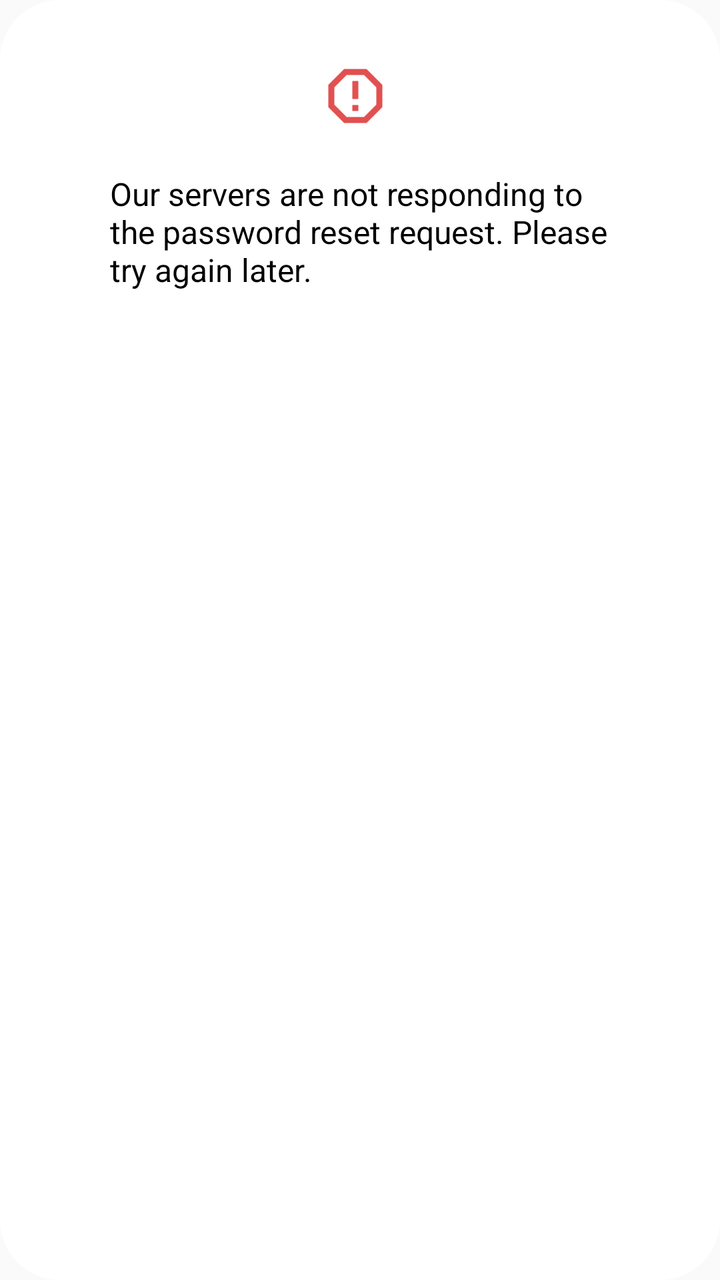
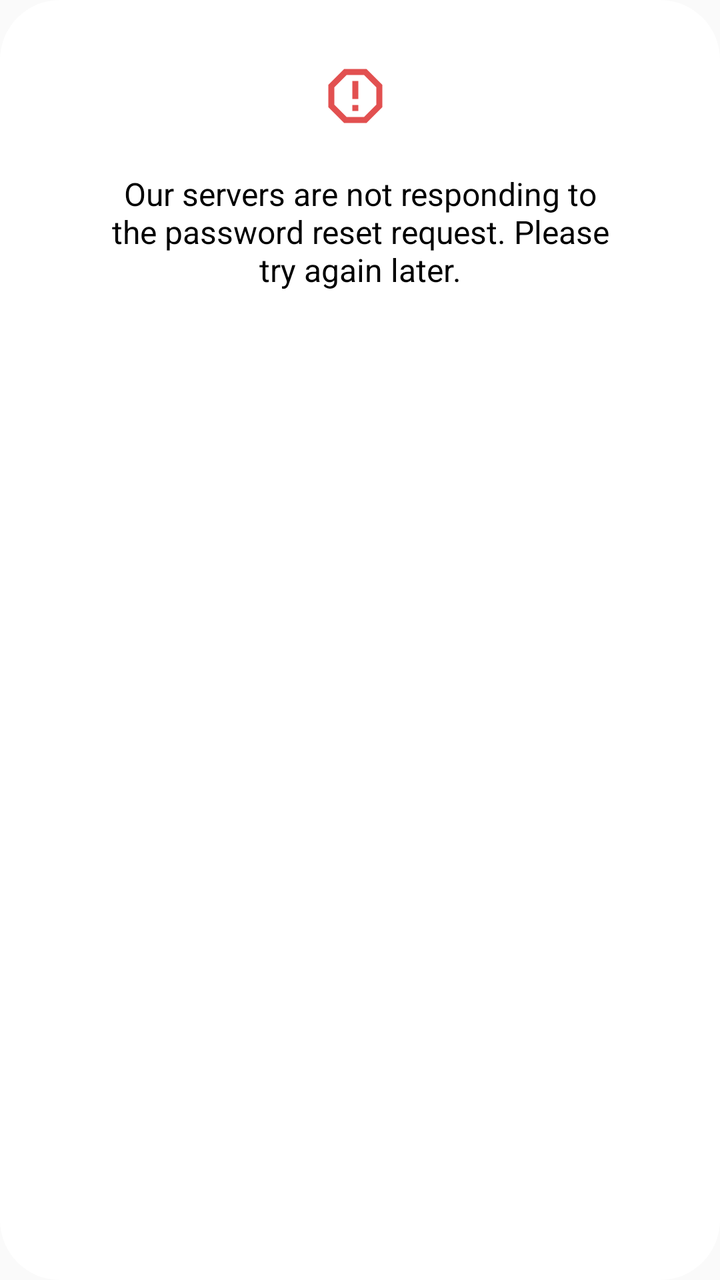

Before-and-after screenshots of an Android layout around one commit, followed by the original layout XML and the change that was made.
<!-- AndroidManifest.xml: application theme Theme.MyAppCompatTheme -->
<!-- res/layout/dialog_sifirlama_basarisiz.xml -->
<?xml version="1.0" encoding="utf-8"?>
<androidx.constraintlayout.widget.ConstraintLayout
    xmlns:android="http://schemas.android.com/apk/res/android"
    android:layout_width="wrap_content"
    android:layout_height="wrap_content"
    xmlns:app="http://schemas.android.com/apk/res-auto"
    android:layout_gravity="center"
    android:padding="20dp"
    android:background="@drawable/dialog_round_back_ground">

    <ImageButton
        android:id="@+id/ib_mail"
        android:layout_width="wrap_content"
        android:layout_height="wrap_content"
        android:src="@drawable/baseline_report_gmailerrorred_24"
        android:background="@color/cvBackground"
        android:padding="5dp"
        app:layout_constraintStart_toStartOf="parent"
        app:layout_constraintEnd_toEndOf="parent"
        app:layout_constraintTop_toTopOf="parent"
        android:layout_marginEnd="5dp"
        android:layout_marginTop="5dp"/>

    <TextView
        android:id="@+id/txt_reset_basarisiz"
        android:layout_width="250dp"
        android:layout_height="wrap_content"
        android:text="@string/txt_reset_basarisiz"
        android:textColor="@color/textColorPrimary"
        android:textSize="16sp"
        android:layout_marginStart="40dp"
        android:layout_marginEnd="40dp"
        android:layout_marginTop="15dp"
        app:layout_constraintEnd_toEndOf="parent"
        app:layout_constraintStart_toStartOf="parent"
        app:layout_constraintTop_toBottomOf="@id/ib_mail"/>

</androidx.constraintlayout.widget.ConstraintLayout>
<!-- resources referenced by this layout -->
<resources>
  <color name="cvBackground">#FFFFFF</color>
  <color name="textColorPrimary">#000000</color>
  <!-- drawable baseline_report_gmailerrorred_24 (drawable) -->
  <vector xmlns:android="http://schemas.android.com/apk/res/android"
      android:height="36dp"
      android:tint="#E25050"
      android:viewportHeight="24"
      android:viewportWidth="24"
      android:width="36dp">
        
      <path android:fillColor="@android:color/white" android:pathData="M15.73,3H8.27L3,8.27v7.46L8.27,21h7.46L21,15.73V8.27L15.73,3zM19,14.9L14.9,19H9.1L5,14.9V9.1L9.1,5h5.8L19,9.1V14.9z"/>
        
      <path android:fillColor="@android:color/white" android:pathData="M11,7h2v6h-2z"/>
        
      <path android:fillColor="@android:color/white" android:pathData="M11,15h2v2h-2z"/>
      
  </vector>
  <!-- drawable dialog_round_back_ground (drawable) -->
  <?xml version="1.0" encoding="utf-8"?>
  <shape xmlns:android="http://schemas.android.com/apk/res/android">
      <solid
          android:color="@color/cvBackground"/>
      <corners
          android:radius="30dp" />
      <padding
          android:left="10dp"
          android:top="10dp"
          android:right="10dp"
          android:bottom="10dp" />
  </shape>
  <string name="txt_reset_basarisiz">Our servers are not responding to the password reset request. Please try again later.</string>
  <style name="Theme.MyAppCompatTheme" parent="Theme.AppCompat.Light.NoActionBar">
          <item name="colorPrimary">@color/white</item>
          <item name="colorPrimaryDark">@color/white</item>
          <item name="colorAccent">@color/teal_700</item>
          <item name="android:windowLightStatusBar">true</item>
          <item name="colorControlHighlight">@color/ripple_color</item>
          <item name="searchViewStyle">@style/Widget.AppCompat.SearchView</item>
      </style>
  <color name="white">#FFFFFFFF</color>
  <color name="teal_700">#FF018786</color>
  <color name="ripple_color">#DCDCDC</color>
</resources>

<!-- the commit's change to res/layout/dialog_sifirlama_basarisiz.xml (unified diff, before → after) -->
@@ -28,6 +28,7 @@
         android:text="@string/txt_reset_basarisiz"
         android:textColor="@color/textColorPrimary"
         android:textSize="16sp"
+        android:gravity="center"
         android:layout_marginStart="40dp"
         android:layout_marginEnd="40dp"
         android:layout_marginTop="15dp"
